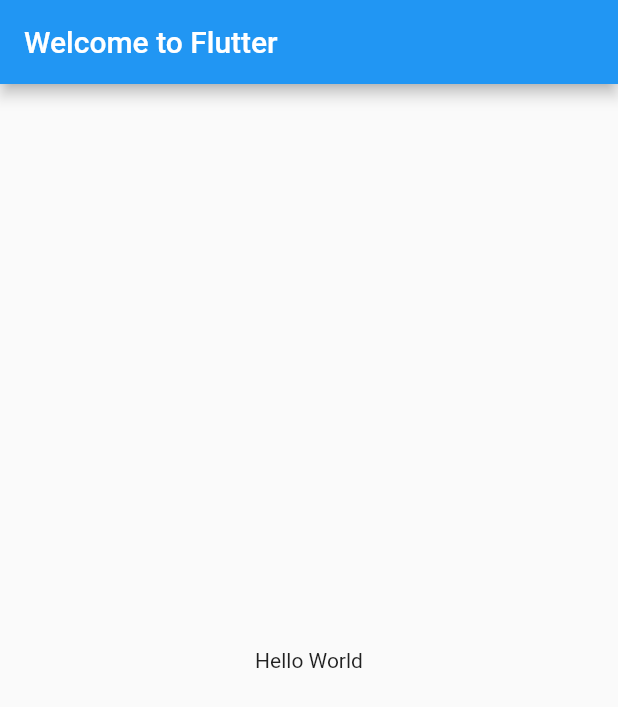
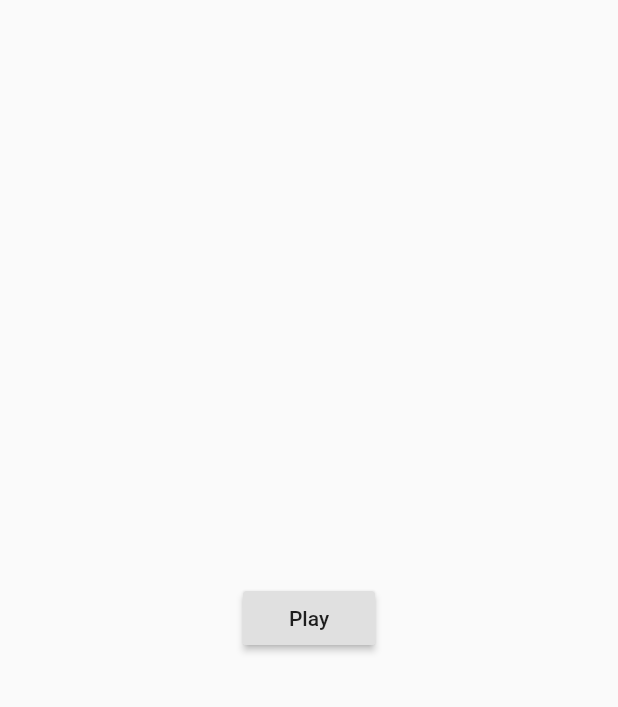
Before and after one commit to jlaskowska/quiz, a Flutter app: the screen it shows after launch, on a phone screen of 412 x 824 dp. Shown: the top 707 px of the screen. Run offline on Flutter 3.47's test engine with Material 2 defaults, Android fonts, the phone set to English and light mode, and no system bars.

Commit message:
Added HomeScreen.

```diff
--- a/lib/main.dart
+++ b/lib/main.dart
@@ -1,20 +1,4 @@
 import 'package:flutter/material.dart';
+import 'package:quiz/widgets/my_app.dart';
 
 void main() => runApp(MyApp());
-
-class MyApp extends StatelessWidget {
-  @override
-  Widget build(BuildContext context) {
-    return MaterialApp(
-      title: 'Welcome to Flutter',
-      home: Scaffold(
-        appBar: AppBar(
-          title: Text('Welcome to Flutter'),
-        ),
-        body: Center(
-          child: Text('Hello World'),
-        ),
-      ),
-    );
-  }
-}
--- /dev/null
+++ b/lib/widgets/home_screen.dart
@@ -0,0 +1,13 @@
+import 'package:flutter/material.dart';
+
+class HomeScreen extends StatelessWidget {
+  @override
+  Widget build(BuildContext context) {
+    return Center(
+      child: RaisedButton(
+        child: Text('Play'),
+        onPressed: () {},
+      ),
+    );
+  }
+}
--- /dev/null
+++ b/lib/widgets/my_app.dart
@@ -0,0 +1,15 @@
+import 'package:flutter/material.dart';
+import 'package:quiz/widgets/home_screen.dart';
+
+class MyApp extends StatelessWidget {
+  @override
+  Widget build(BuildContext context) {
+    return MaterialApp(
+      home: Scaffold(
+        body: SafeArea(
+          child: HomeScreen(),
+        ),
+      ),
+    );
+  }
+}
```
